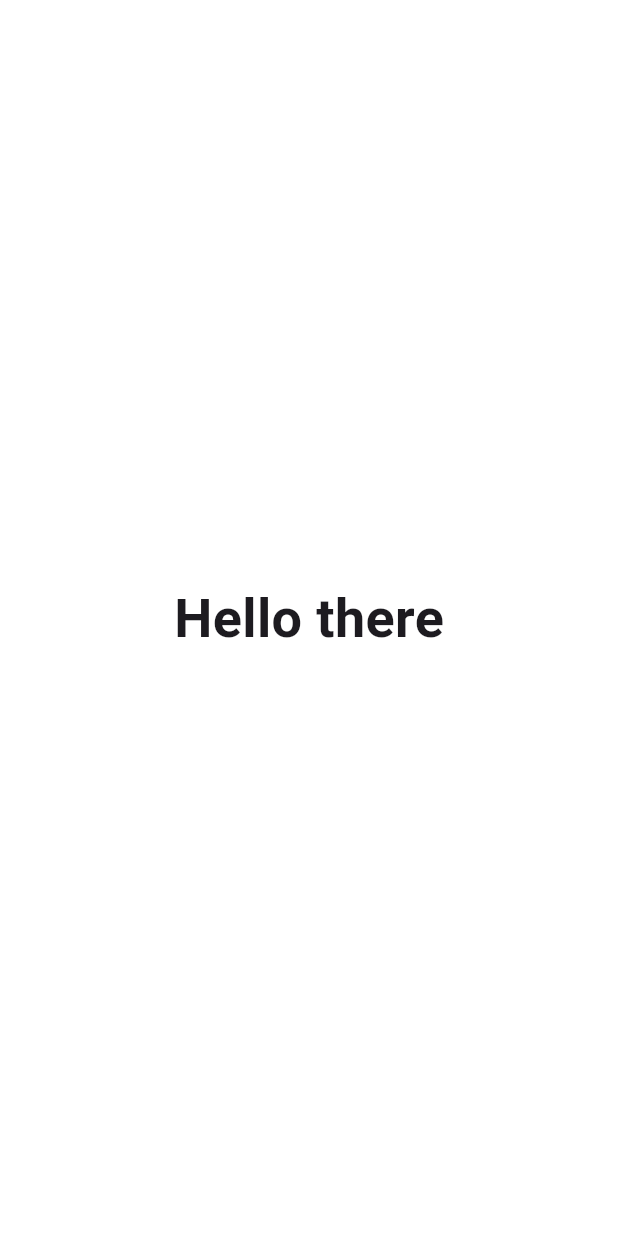
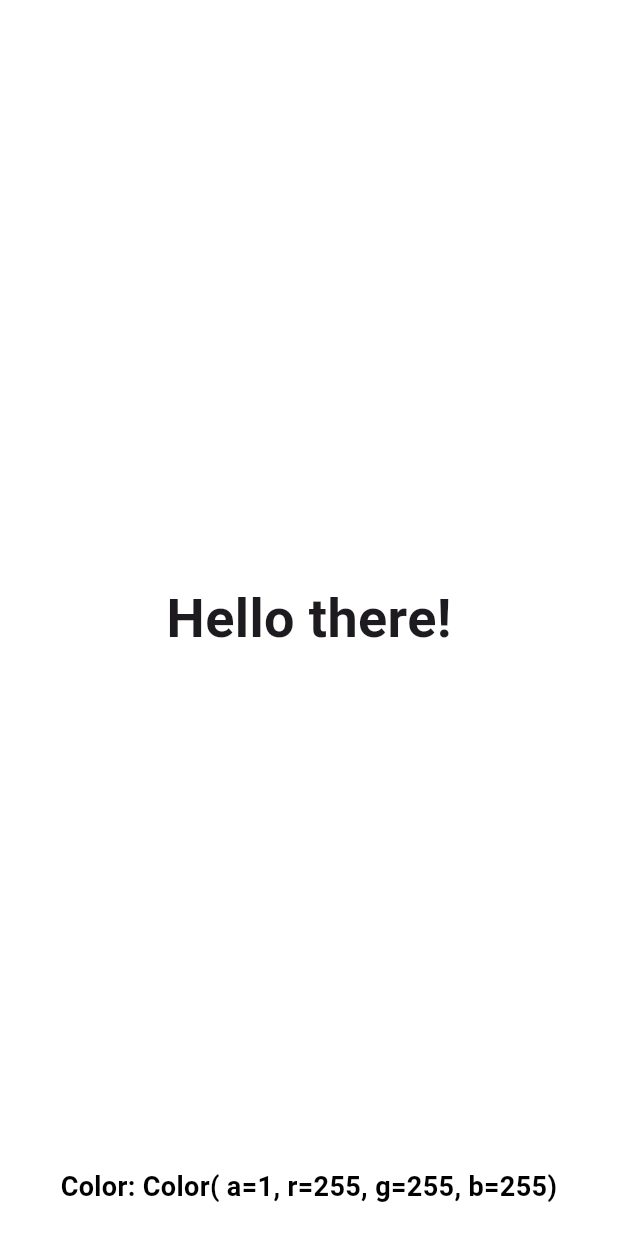
Before and after one commit to Maymik/test_task_color_change, a Flutter app: the screen it shows after launch, on a phone screen of 412 x 824 dp. Run offline on Flutter 3.47's test engine with Material 3 defaults, Android fonts, the phone set to English and light mode, and no system bars.

Commit message:
add animation and output text of actual color

```diff
--- a/lib/main.dart
+++ b/lib/main.dart
@@ -12,9 +12,7 @@ class MyApp extends StatelessWidget {
   Widget build(BuildContext context) {
     return MaterialApp(
       debugShowCheckedModeBanner: false,
-      home: Scaffold(
-        body: HelloThereScreen(),
-      ),
+      home: Scaffold(body: HelloThereScreen()),
     );
   }
 }
@@ -26,9 +24,25 @@ class HelloThereScreen extends StatefulWidget {
   HelloThereScreenState createState() => HelloThereScreenState();
 }
 
-class HelloThereScreenState extends State<HelloThereScreen> {
+class HelloThereScreenState extends State<HelloThereScreen>
+    with SingleTickerProviderStateMixin {
   final Random _random = Random();
   Color _backgroundColor = Colors.white;
+  late AnimationController _controller;
+  late Animation<double> _animation;
+
+  @override
+  void initState() {
+    super.initState();
+    _controller = AnimationController(
+      duration: Duration(milliseconds: 500),
+      vsync: this,
+    );
+    _animation = Tween<double>(
+      begin: 0,
+      end: pi,
+    ).animate(CurvedAnimation(parent: _controller, curve: Curves.easeInOut));
+  }
 
   void _changeBackgroundColor() {
     setState(() {
@@ -41,19 +55,72 @@ class HelloThereScreenState extends State<HelloThereScreen> {
     });
   }
 
+  String _colorToString(Color color) {
+    int a = color.a.floor();
+    int r = color.red;
+    int g = color.green;
+    int b = color.blue;
+    return "Color( a=$a, r=$r, g=$g, b=$b)";
+  }
+
+  void _animateText() {
+    if (_controller.status == AnimationStatus.completed) {
+      _controller.reverse();
+    } else {
+      _controller.forward();
+    }
+    _changeBackgroundColor();
+    _colorToString(_backgroundColor);
+  }
+
   @override
   Widget build(BuildContext context) {
     return GestureDetector(
-      onTap: _changeBackgroundColor,
-      child: Container(
+      onTap: _animateText,
+      child: AnimatedContainer(
+        duration: Duration(milliseconds: 500),
         color: _backgroundColor,
-        child: Center(
-          child: Text(
-            'Hello there',
-            style: TextStyle(fontSize: 36, fontWeight: FontWeight.bold),
-          ),
+        child: Stack(
+          children: [
+            Center(
+              child: AnimatedBuilder(
+                animation: _animation,
+                builder: (context, child) {
+                  return Transform(
+                    alignment: Alignment.center,
+                    transform: Matrix4.rotationY(_animation.value),
+                    child: child,
+                  );
+                },
+                child: Text(
+                  'Hello there!',
+                  style: TextStyle(fontSize: 36, fontWeight: FontWeight.bold),
+                ),
+              ),
+            ),
+            Positioned(
+              bottom: 20,
+              left: 0,
+              right: 0,
+              child: Text(
+                'Color: ${_colorToString(_backgroundColor)}',
+                textAlign: TextAlign.center,
+                style: TextStyle(
+                  fontSize: 18,
+                  fontWeight: FontWeight.bold,
+                  color: Colors.black,
+                ),
+              ),
+            ),
+          ],
         ),
       ),
     );
   }
+
+  @override
+  void dispose() {
+    _controller.dispose();
+    super.dispose();
+  }
 }
```
